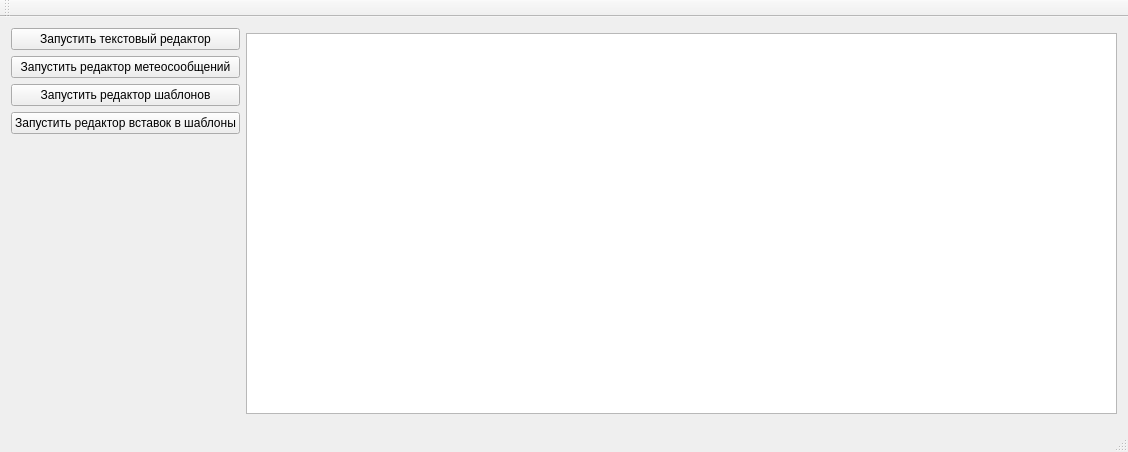
First picture: the form in _Qt/project/mainwindow.ui, repository Teslatec/LPM_Editor, before the edit.
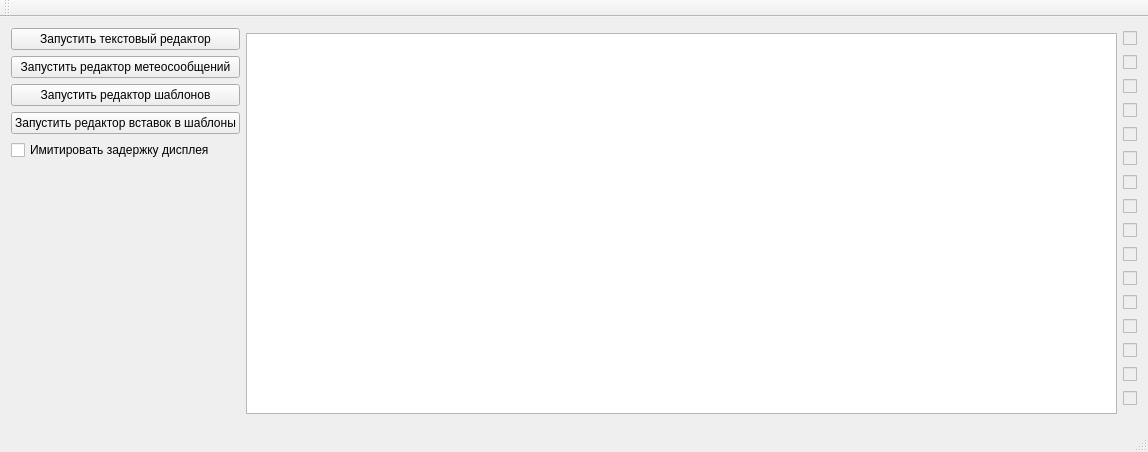
Second picture: the form after the edit.

Commit message: 1. Исправил обновление строк, добавил индикаторы обновления строк в GUI, добавил возможность вкл/выкл иммитации задержки дисплея 2. Почистил модуль Core 3. Поменял API модуля PageFormatter 4. Поменял алгоритм установки страницы 5. Поменял алгоритм обновления страницы (с учетом смены позиции курсора текста)

```diff
--- a/_Qt/project/mainwindow.ui
+++ b/_Qt/project/mainwindow.ui
@@ -6,7 +6,7 @@
    <rect>
     <x>0</x>
     <y>0</y>
-    <width>1112</width>
+    <width>1133</width>
     <height>452</height>
    </rect>
   </property>
@@ -63,6 +63,16 @@
         </property>
        </widget>
       </item>
+      <item>
+       <widget class="QCheckBox" name="ckbxLatency">
+        <property name="focusPolicy">
+         <enum>Qt::NoFocus</enum>
+        </property>
+        <property name="text">
+         <string>Имитировать задержку дисплея</string>
+        </property>
+       </widget>
+      </item>
       <item>
        <spacer name="verticalSpacer">
         <property name="orientation">
@@ -112,6 +122,218 @@
       </property>
      </widget>
     </item>
+    <item>
+     <layout class="QVBoxLayout" name="verticalLayout_2">
+      <item>
+       <widget class="QCheckBox" name="ckbxLine0">
+        <property name="enabled">
+         <bool>false</bool>
+        </property>
+        <property name="focusPolicy">
+         <enum>Qt::NoFocus</enum>
+        </property>
+        <property name="text">
+         <string/>
+        </property>
+       </widget>
+      </item>
+      <item>
+       <widget class="QCheckBox" name="ckbxLine1">
+        <property name="enabled">
+         <bool>false</bool>
+        </property>
+        <property name="focusPolicy">
+         <enum>Qt::NoFocus</enum>
+        </property>
+        <property name="text">
+         <string/>
+        </property>
+       </widget>
+      </item>
+      <item>
+       <widget class="QCheckBox" name="ckbxLine2">
+        <property name="enabled">
+         <bool>false</bool>
+        </property>
+        <property name="focusPolicy">
+         <enum>Qt::NoFocus</enum>
+        </property>
+        <property name="text">
+         <string/>
+        </property>
+       </widget>
+      </item>
+      <item>
+       <widget class="QCheckBox" name="ckbxLine3">
+        <property name="enabled">
+         <bool>false</bool>
+        </property>
+        <property name="focusPolicy">
+         <enum>Qt::NoFocus</enum>
+        </property>
+        <property name="text">
+         <string/>
+        </property>
+       </widget>
+      </item>
+      <item>
+       <widget class="QCheckBox" name="ckbxLine4">
+        <property name="enabled">
+         <bool>false</bool>
+        </property>
+        <property name="focusPolicy">
+         <enum>Qt::NoFocus</enum>
+        </property>
+        <property name="text">
+         <string/>
+        </property>
+       </widget>
+      </item>
+      <item>
+       <widget class="QCheckBox" name="ckbxLine5">
+        <property name="enabled">
+         <bool>false</bool>
+        </property>
+        <property name="focusPolicy">
+         <enum>Qt::NoFocus</enum>
+        </property>
+        <property name="text">
+         <string/>
+        </property>
+       </widget>
+      </item>
+      <item>
+       <widget class="QCheckBox" name="ckbxLine6">
+        <property name="enabled">
+         <bool>false</bool>
+        </property>
+        <property name="focusPolicy">
+         <enum>Qt::NoFocus</enum>
+        </property>
+        <property name="text">
+         <string/>
+        </property>
+       </widget>
+      </item>
+      <item>
+       <widget class="QCheckBox" name="ckbxLine7">
+        <property name="enabled">
+         <bool>false</bool>
+        </property>
+        <property name="focusPolicy">
+         <enum>Qt::NoFocus</enum>
+        </property>
+        <property name="text">
+         <string/>
+        </property>
+       </widget>
+      </item>
+      <item>
+       <widget class="QCheckBox" name="ckbxLine8">
+        <property name="enabled">
+         <bool>false</bool>
+        </property>
+        <property name="focusPolicy">
+         <enum>Qt::NoFocus</enum>
+        </property>
+        <property name="text">
+         <string/>
+        </property>
+       </widget>
+      </item>
+      <item>
+       <widget class="QCheckBox" name="ckbxLine9">
+        <property name="enabled">
+         <bool>false</bool>
+        </property>
+        <property name="focusPolicy">
+         <enum>Qt::NoFocus</enum>
+        </property>
+        <property name="text">
+         <string/>
+        </property>
+       </widget>
+      </item>
+      <item>
+       <widget class="QCheckBox" name="ckbxLine10">
+        <property name="enabled">
+         <bool>false</bool>
+        </property>
+        <property name="focusPolicy">
+         <enum>Qt::NoFocus</enum>
+        </property>
+        <property name="text">
+         <string/>
+        </property>
+       </widget>
+      </item>
+      <item>
+       <widget class="QCheckBox" name="ckbxLine11">
+        <property name="enabled">
+         <bool>false</bool>
+        </property>
+        <property name="focusPolicy">
+         <enum>Qt::NoFocus</enum>
+        </property>
+        <property name="text">
+         <string/>
+        </property>
+       </widget>
+      </item>
+      <item>
+       <widget class="QCheckBox" name="ckbxLine12">
+        <property name="enabled">
+         <bool>false</bool>
+        </property>
+        <property name="focusPolicy">
+         <enum>Qt::NoFocus</enum>
+        </property>
+        <property name="text">
+         <string/>
+        </property>
+       </widget>
+      </item>
+      <item>
+       <widget class="QCheckBox" name="ckbxLine13">
+        <property name="enabled">
+         <bool>false</bool>
+        </property>
+        <property name="focusPolicy">
+         <enum>Qt::NoFocus</enum>
+        </property>
+        <property name="text">
+         <string/>
+        </property>
+       </widget>
+      </item>
+      <item>
+       <widget class="QCheckBox" name="ckbxLine14">
+        <property name="enabled">
+         <bool>false</bool>
+        </property>
+        <property name="focusPolicy">
+         <enum>Qt::NoFocus</enum>
+        </property>
+        <property name="text">
+         <string/>
+        </property>
+       </widget>
+      </item>
+      <item>
+       <widget class="QCheckBox" name="ckbxLine15">
+        <property name="enabled">
+         <bool>false</bool>
+        </property>
+        <property name="focusPolicy">
+         <enum>Qt::NoFocus</enum>
+        </property>
+        <property name="text">
+         <string/>
+        </property>
+       </widget>
+      </item>
+     </layout>
+    </item>
    </layout>
   </widget>
   <widget class="QMenuBar" name="menuBar">
```
Left out of the diff: 2 changed lines with no effect on the pictures. The commit also changes 13 other files.
